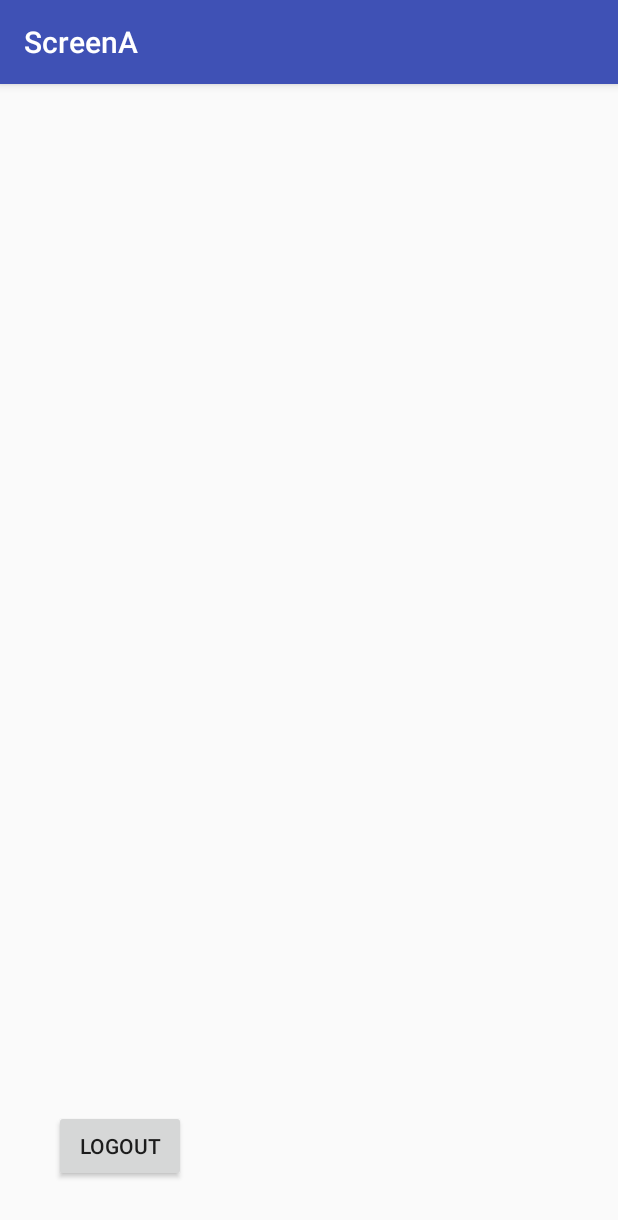
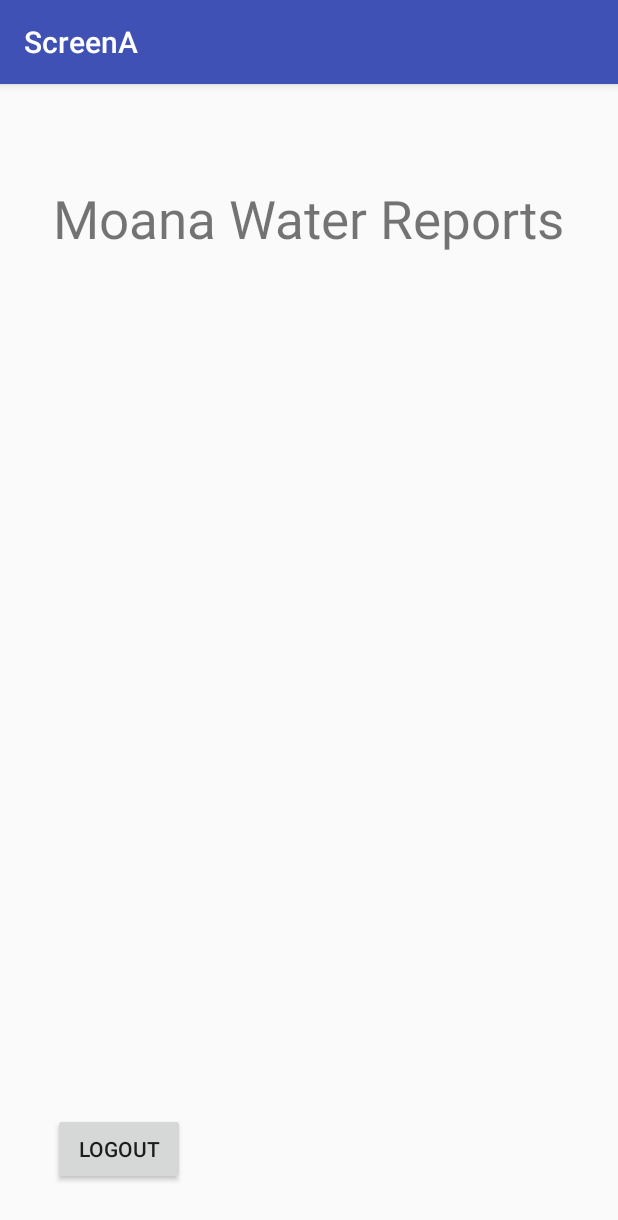
Before and after one commit to LordZamy/Moana, an Android app: the ScreenA screen opened directly, with no data from a screen before it, on a phone screen of 412 x 824 dp. Shown: the top 1220 px of the screen. Run offline under Robolectric (Android 15) with nearby library versions, the phone set to English and light mode, and no system bars.

Commit message:
Design update to logout screen.

```diff
--- a/app/src/main/res/layout/content_screen.xml
+++ b/app/src/main/res/layout/content_screen.xml
@@ -13,14 +13,24 @@
     tools:context="moanainc.com.moana.controllers.ScreenA"
     tools:showIn="@layout/activity_screen">
 
+    <TextView
+        android:text="Moana Water Reports"
+        android:textSize="35sp"
+        android:layout_width="wrap_content"
+        android:layout_height="wrap_content"
+        android:layout_alignParentTop="true"
+        android:layout_centerHorizontal="true"
+        android:layout_marginTop="50dp"
+        android:id="@+id/textView2" />
+
     <Button
         android:text="Logout"
         android:layout_width="wrap_content"
         android:layout_height="wrap_content"
-        android:layout_marginBottom="20dp"
+        android:layout_marginBottom="18dp"
         android:id="@+id/logoutButton"
+        android:onClick="onLogoutPressed"
         android:layout_alignParentBottom="true"
-        android:layout_alignParentStart="true"
-        android:layout_marginStart="20dp"
-        android:onClick="onLogoutPressed"/>
+        android:layout_alignStart="@+id/textView2"
+        />
 </RelativeLayout>
```
